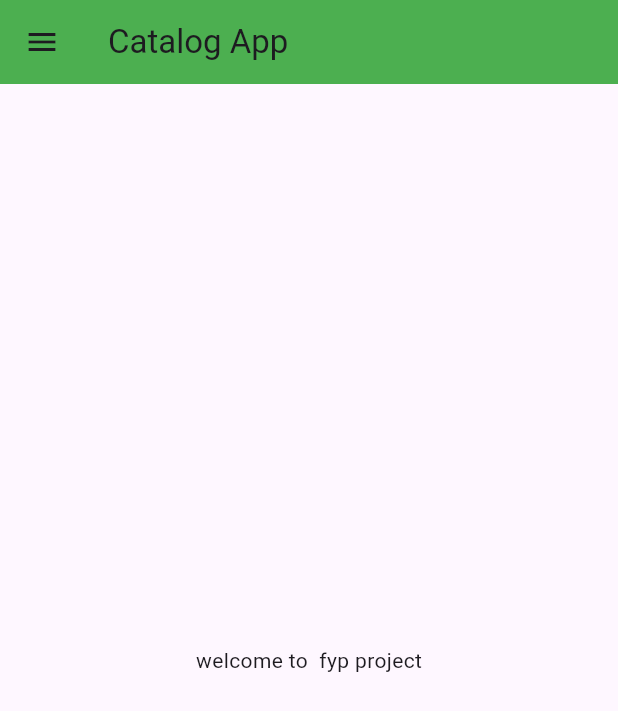
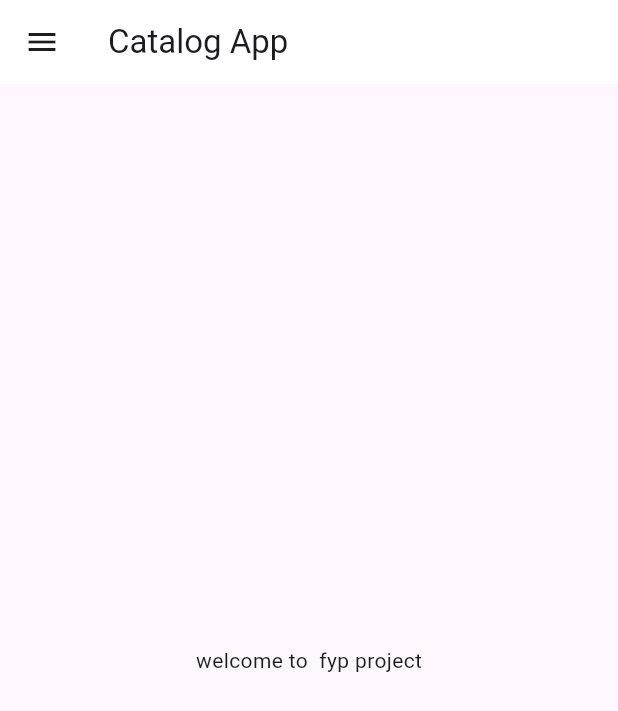
Before and after one commit to ANWAR-ALI784/Groceries-App-UI, a Flutter app: the Homepage screen opened by its route, on a phone screen of 412 x 824 dp. Shown: the top 711 px of the screen. Run offline on Flutter 3.47's test engine with Material 3 defaults, Android fonts, the phone set to English and light mode, and no system bars; our stand-ins replace google_fonts.

Commit message:
day8 theme extracted

```diff
--- a/lib/pages/homepage.dart
+++ b/lib/pages/homepage.dart
@@ -11,7 +11,7 @@
       appBar: AppBar(
 
 
-        backgroundColor: Colors.green,
+        // backgroundColor: Colors.green,
 
 
         title: const Text("Catalog App"),
--- /dev/null
+++ b/lib/utils/widgets/theme.dart
@@ -0,0 +1,16 @@
+import 'package:flutter/material.dart';
+import 'package:google_fonts/google_fonts.dart';
+class MyTheme{
+  static ThemeData LightTheme(BuildContext context)=> ThemeData(
+  appBarTheme: (const AppBarTheme(color: Colors.white)
+  ),
+  iconTheme: const IconThemeData(color: Colors.black),
+  textTheme: Theme.of(context).textTheme,
+  primarySwatch: Colors.deepPurple,
+  fontFamily:GoogleFonts.lato().fontFamily,
+  );
+  static ThemeData darkTheme(BuildContext context)=> ThemeData(
+    brightness: Brightness.dark,
+  );
+
+}
--- a/pubspec.yaml
+++ b/pubspec.yaml
@@ -35,6 +35,8 @@
   # The following adds the Cupertino Icons font to your application.
   # Use with the CupertinoIcons class for iOS style icons.
   cupertino_icons: ^1.0.8
+  google_fonts: ^6.2.1
+
 
 dev_dependencies:
   flutter_test:
```
Also changed, not shown: lib/main.dart (+6 -4 lines), pubspec.lock, 1 other file.
